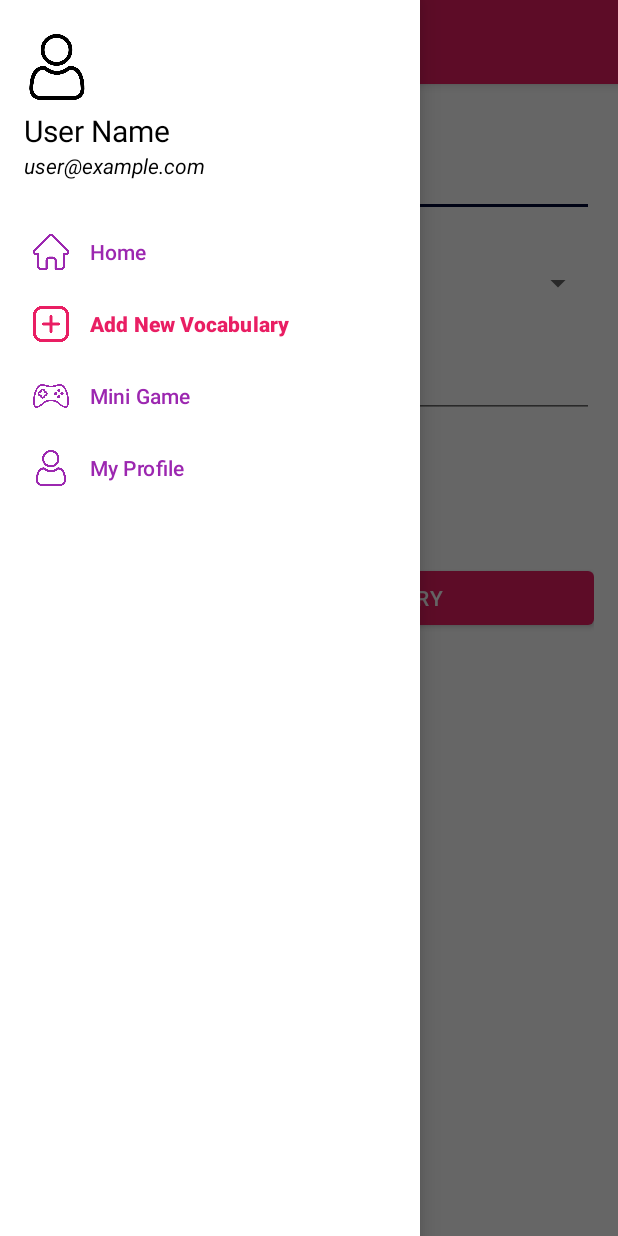
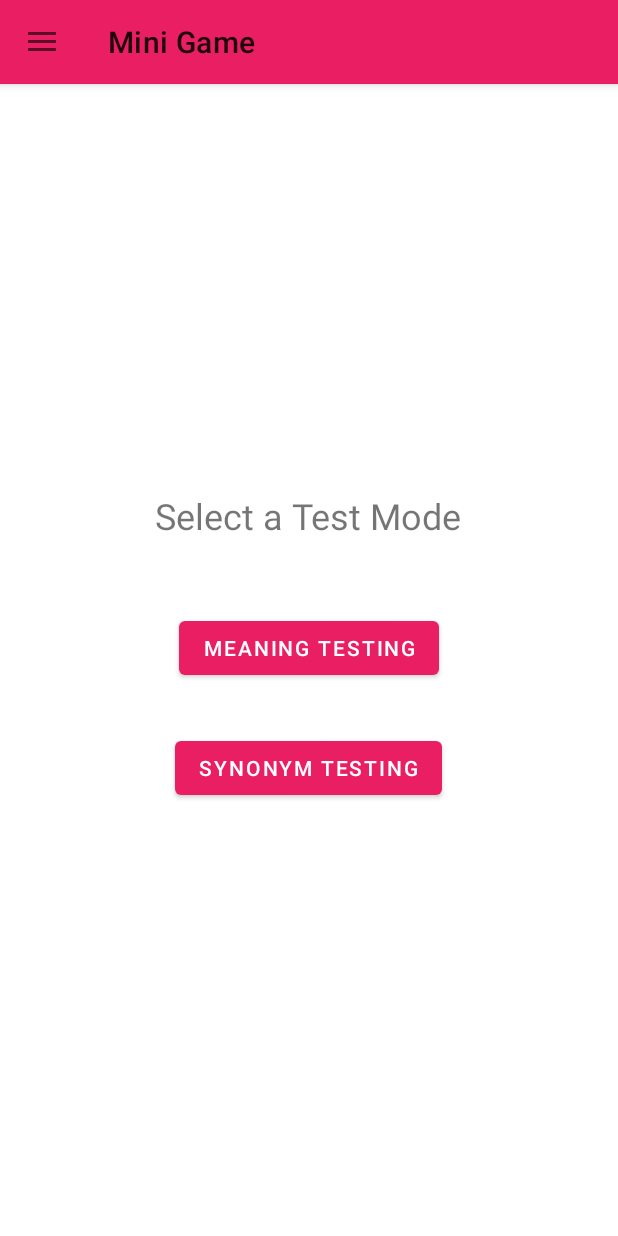
Before and after one commit to Lelekhoa1812/Linguaphile, an Android app: the screen it shows after launch (MainActivity), in the side drawer, after a tap on "Mini Game", on a phone screen of 412 x 824 dp. Run offline under Robolectric (Android 15) with nearby library versions, the phone set to English and light mode, and no system bars; our stand-ins replace Room's generated code, data binding, navigation-ui.

Commit message:
Fifth commit. Initalise minigame feature (incomplete status). Init layout and backend. TODO need proper algorithms to propagate incorrect options from any other vocab items.

```diff
--- a/app/build.gradle.kts
+++ b/app/build.gradle.kts
@@ -37,6 +37,7 @@ android {
     }
     buildFeatures {
         viewBinding = true
+        dataBinding = true
     }
 }
 
--- /dev/null
+++ b/app/src/main/res/layout/fragment_mini_game.xml
@@ -0,0 +1,111 @@
+<?xml version="1.0" encoding="utf-8"?>
+<layout xmlns:android="http://schemas.android.com/apk/res/android">
+
+    <data>
+        <!-- Declare variables if needed -->
+    </data>
+
+    <FrameLayout
+        android:layout_width="match_parent"
+        android:layout_height="match_parent">
+
+        <!-- Mode Selection Layout -->
+        <LinearLayout
+            android:id="@+id/modeSelectionLayout"
+            android:layout_width="match_parent"
+            android:layout_height="match_parent"
+            android:orientation="vertical"
+            android:gravity="center"
+            android:visibility="visible">
+
+            <TextView
+                android:layout_width="wrap_content"
+                android:layout_height="wrap_content"
+                android:text="Select a Test Mode"
+                android:textSize="24sp"
+                android:layout_marginBottom="32dp"/>
+
+            <Button
+                android:id="@+id/meaningTestButton"
+                android:layout_width="wrap_content"
+                android:layout_height="wrap_content"
+                android:text="Meaning Testing"
+                android:layout_margin="16dp"/>
+
+            <Button
+                android:id="@+id/synonymTestButton"
+                android:layout_width="wrap_content"
+                android:layout_height="wrap_content"
+                android:text="Synonym Testing"
+                android:layout_margin="16dp"/>
+
+        </LinearLayout>
+
+        <!-- Test Layout -->
+        <LinearLayout
+            android:id="@+id/testLayout"
+            android:layout_width="match_parent"
+            android:layout_height="match_parent"
+            android:orientation="vertical"
+            android:padding="16dp"
+            android:visibility="gone">
+
+            <TextView
+                android:id="@+id/testTitleTextView"
+                android:layout_width="wrap_content"
+                android:layout_height="wrap_content"
+                android:text="Meaning Test"
+                android:textSize="24sp"
+                android:layout_gravity="center_horizontal"
+                android:layout_marginBottom="16dp"/>
+
+            <TextView
+                android:id="@+id/instructionTextView"
+                android:layout_width="wrap_content"
+                android:layout_height="wrap_content"
+                android:text="Select the answer that best defines the word below:"
+                android:textSize="16sp"
+                android:layout_marginBottom="16dp"/>
+
+            <TextView
+                android:id="@+id/questionTextView"
+                android:layout_width="wrap_content"
+                android:layout_height="wrap_content"
+                android:text="Vocabulary Word"
+                android:textSize="20sp"
+                android:layout_gravity="center_horizontal"
+                android:layout_marginBottom="24dp"/>
+
+            <Button
+                android:id="@+id/optionButton1"
+                android:layout_width="match_parent"
+                android:layout_height="wrap_content"
+                android:text="Option 1"
+                android:layout_marginBottom="8dp"/>
+
+            <Button
+                android:id="@+id/optionButton2"
+                android:layout_width="match_parent"
+                android:layout_height="wrap_content"
+                android:text="Option 2"
+                android:layout_marginBottom="8dp"/>
+
+            <Button
+                android:id="@+id/optionButton3"
+                android:layout_width="match_parent"
+                android:layout_height="wrap_content"
+                android:text="Option 3"
+                android:layout_marginBottom="8dp"/>
+
+            <Button
+                android:id="@+id/optionButton4"
+                android:layout_width="match_parent"
+                android:layout_height="wrap_content"
+                android:text="Option 4"
+                android:layout_marginBottom="8dp"/>
+
+        </LinearLayout>
+
+    </FrameLayout>
+
+</layout>
--- a/app/src/main/res/navigation/nav_graph.xml
+++ b/app/src/main/res/navigation/nav_graph.xml
@@ -45,11 +45,12 @@
             app:destination="@id/homeFragment" />
     </fragment>
 
-<!--    <fragment-->
-<!--        android:id="@+id/miniGameFragment"-->
-<!--        android:name="com.example.linguaphile.fragments.MiniGameFragment"-->
-<!--        android:label="Mini Game"-->
-<!--        tools:layout="@layout/fragment_mini_game" />-->
+    <!-- Mini Game -->
+    <fragment
+        android:id="@+id/miniGameFragment"
+        android:name="com.example.linguaphile.fragments.MiniGameFragment"
+        android:label="Mini Game"
+        tools:layout="@layout/fragment_mini_game" />
 
 <!--    <fragment-->
 <!--        android:id="@+id/myProfileFragment"-->
```
Also changed, not shown: app/src/main/java/com/example/linguaphile/fragments/MiniGameFragment.kt (added, +218 -0 lines).
